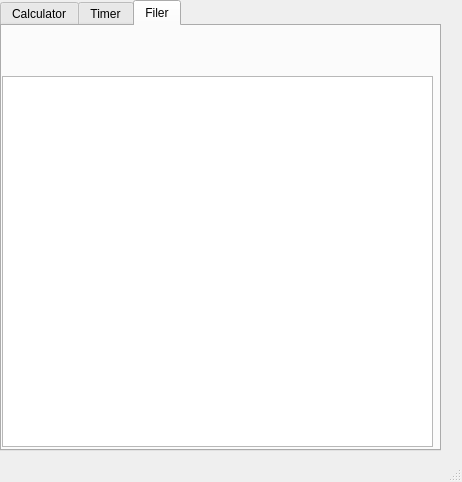
Qt form mainwindow.ui (Chtx666/Calc) before a commit.
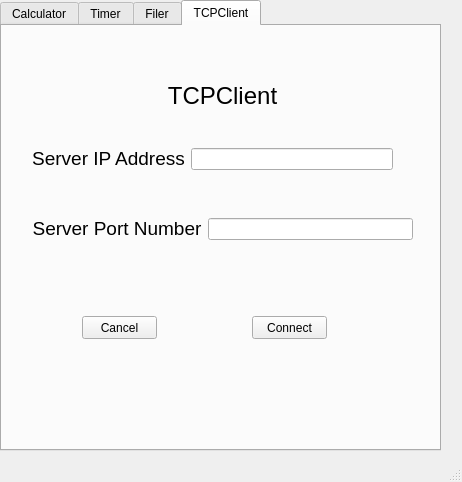
The same form after that commit.

Diff of the .ui file:
```diff
--- a/mainwindow.ui
+++ b/mainwindow.ui
@@ -24,7 +24,7 @@
      </rect>
     </property>
     <property name="currentIndex">
-     <number>2</number>
+     <number>3</number>
     </property>
     <widget class="QWidget" name="calcTab">
      <attribute name="title">
@@ -432,6 +432,94 @@
       </property>
      </widget>
     </widget>
+    <widget class="QWidget" name="clientTab">
+     <attribute name="title">
+      <string>TCPClient</string>
+     </attribute>
+     <widget class="QLabel" name="label_2">
+      <property name="geometry">
+       <rect>
+        <x>160</x>
+        <y>50</y>
+        <width>121</width>
+        <height>41</height>
+       </rect>
+      </property>
+      <property name="text">
+       <string>&lt;html&gt;&lt;head/&gt;&lt;body&gt;&lt;p align=&quot;center&quot;&gt;&lt;span style=&quot; font-size:18pt;&quot;&gt;TCPClient&lt;/span&gt;&lt;/p&gt;&lt;/body&gt;&lt;/html&gt;</string>
+      </property>
+     </widget>
+     <widget class="QWidget" name="layoutWidget_2">
+      <property name="geometry">
+       <rect>
+        <x>30</x>
+        <y>190</y>
+        <width>381</width>
+        <height>26</height>
+       </rect>
+      </property>
+      <layout class="QHBoxLayout" name="horizontalLayout_4">
+       <item>
+        <widget class="QLabel" name="label_3">
+         <property name="text">
+          <string>&lt;html&gt;&lt;head/&gt;&lt;body&gt;&lt;p align=&quot;center&quot;&gt;&lt;span style=&quot; font-size:14pt;&quot;&gt;Server Port Number&lt;/span&gt;&lt;/p&gt;&lt;/body&gt;&lt;/html&gt;</string>
+         </property>
+        </widget>
+       </item>
+       <item>
+        <widget class="QLineEdit" name="portLineEdit"/>
+       </item>
+      </layout>
+     </widget>
+     <widget class="QPushButton" name="cancelButton">
+      <property name="geometry">
+       <rect>
+        <x>80</x>
+        <y>290</y>
+        <width>75</width>
+        <height>23</height>
+       </rect>
+      </property>
+      <property name="text">
+       <string>Cancel</string>
+      </property>
+     </widget>
+     <widget class="QPushButton" name="connectButton">
+      <property name="geometry">
+       <rect>
+        <x>250</x>
+        <y>290</y>
+        <width>75</width>
+        <height>23</height>
+       </rect>
+      </property>
+      <property name="text">
+       <string>Connect</string>
+      </property>
+     </widget>
+     <widget class="QWidget" name="layoutWidget">
+      <property name="geometry">
+       <rect>
+        <x>30</x>
+        <y>120</y>
+        <width>361</width>
+        <height>26</height>
+       </rect>
+      </property>
+      <layout class="QHBoxLayout" name="horizontalLayout_2">
+       <item>
+        <widget class="QLabel" name="label">
+         <property name="text">
+          <string>&lt;html&gt;&lt;head/&gt;&lt;body&gt;&lt;p align=&quot;center&quot;&gt;&lt;span style=&quot; font-size:14pt;&quot;&gt;Server IP Address&lt;/span&gt;&lt;/p&gt;&lt;/body&gt;&lt;/html&gt;</string>
+         </property>
+        </widget>
+       </item>
+       <item>
+        <widget class="QLineEdit" name="ipLineEdit"/>
+       </item>
+      </layout>
+     </widget>
+    </widget>
    </widget>
   </widget>
   <widget class="QStatusBar" name="statusbar"/>
```
Left out of the diff: 2 changed lines with no effect on the pictures.
